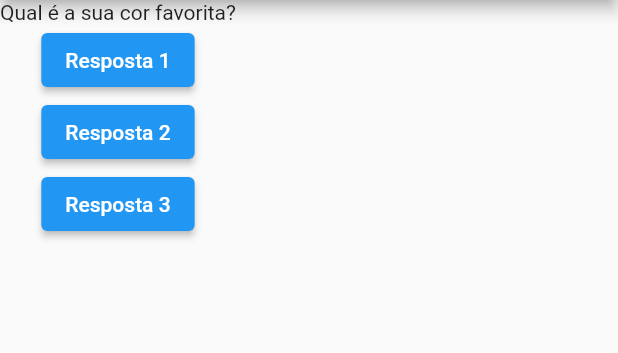
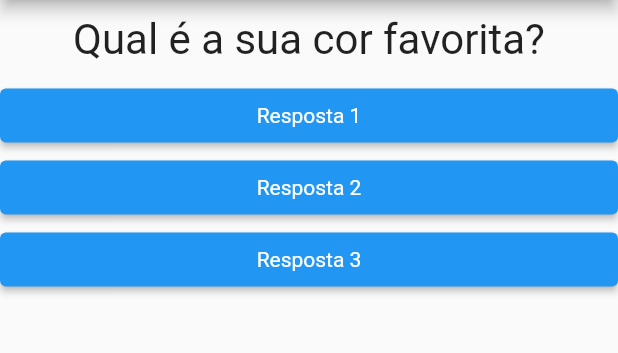
Before and after one commit to Luk4ss/course_flutter, a Flutter app: the screen it shows after launch, on a phone screen of 412 x 824 dp, the part 84-437 px from its top. Run offline on Flutter 3.47's test engine with Material 2 defaults, Android fonts, the phone set to English and light mode, and no system bars.

Commit message:
Componentes questao e reposta criados.

```diff
--- a/projeto_perguntas/lib/main.dart
+++ b/projeto_perguntas/lib/main.dart
@@ -1,4 +1,6 @@
 import 'package:flutter/material.dart';
+import 'questao.dart';
+import 'resposta.dart';
 
 void main() => runApp(PerguntaApp());
 
@@ -28,19 +30,10 @@ class _PerguntaAppState extends State<PerguntaApp>{
         ),
         body: Column(
           children: [
-             Text(perguntas[_perguntaSelecionada]),
-             ElevatedButton(
-              child: Text('Resposta 1'),
-              onPressed: _responder,
-             ),
-             ElevatedButton(
-              child: Text('Resposta 2'),
-              onPressed: _responder,
-             ),
-             ElevatedButton(
-              child: Text('Resposta 3'),
-              onPressed: _responder,
-             )
+             Questao(perguntas[_perguntaSelecionada]),
+             Resposta('Resposta 1', _responder),
+             Resposta('Resposta 2', _responder),
+             Resposta('Resposta 3', _responder),
           ],
         )
       ),
--- /dev/null
+++ b/projeto_perguntas/lib/questao.dart
@@ -0,0 +1,21 @@
+import 'package:flutter/material.dart';
+
+class Questao extends StatelessWidget {
+
+  final String texto;
+
+  Questao(this.texto);
+
+  @override
+  Widget build(BuildContext context) {
+    return Container(
+      width: double.infinity,
+      margin: EdgeInsets.all(10),
+      child: Text(
+        texto,
+        style: TextStyle(fontSize: 28),
+        textAlign: TextAlign.center,
+        ),
+    );
+  }
+}
--- /dev/null
+++ b/projeto_perguntas/lib/resposta.dart
@@ -0,0 +1,24 @@
+import 'package:flutter/material.dart';
+
+class Resposta extends StatelessWidget {
+
+  final String texto;
+  final void Function() quandoSelecionado;
+
+  Resposta(this.texto, this.quandoSelecionado);
+
+  @override
+  Widget build(BuildContext context) {
+    return Container(
+      width: double.infinity,
+      child: ElevatedButton(
+                child: Text(texto),
+                style: ElevatedButton.styleFrom(
+                  backgroundColor: Colors.blue,
+                  textStyle: TextStyle(color: Colors.white)
+                ),
+                onPressed: quandoSelecionado,
+               ),
+    );
+  }
+}
```
